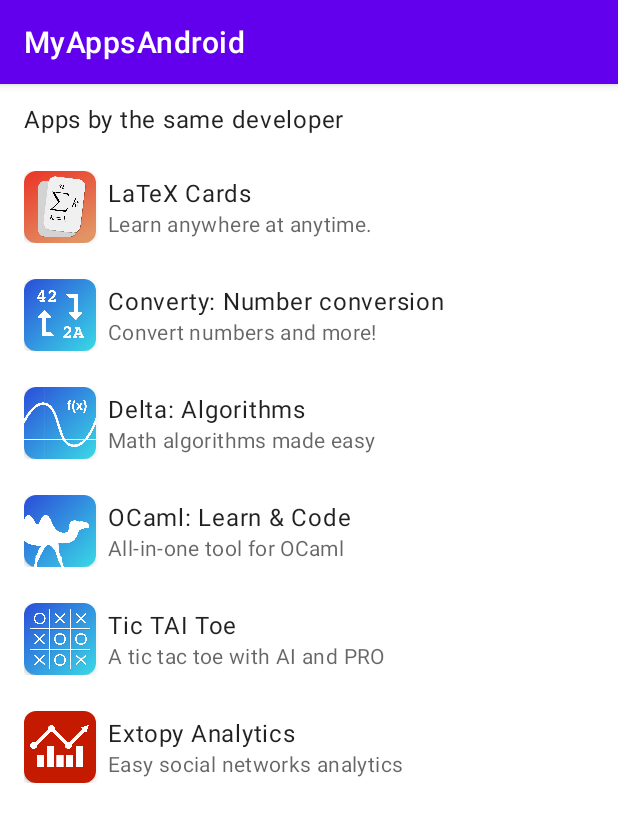
After one commit to guimauvedigital/guimauveui, an Android app: the fragment RecyclerViewFragment shown on its own in the app's theme, on a phone screen of 412 x 824 dp. The commit adds this screen. Shown: the top 822 px of the screen. Run offline under Robolectric (Android 15) with nearby library versions, the phone set to English and light mode, and no system bars.

Commit message:
Adding support for recycler views

```diff
--- a/MyAppsAndroid/build.gradle
+++ b/MyAppsAndroid/build.gradle
@@ -36,6 +36,7 @@ dependencies {
     implementation 'androidx.appcompat:appcompat:1.4.1'
     implementation 'androidx.preference:preference-ktx:1.2.0'
     implementation 'com.google.android.material:material:1.5.0'
+    implementation 'androidx.cardview:cardview:1.0.0'
     testImplementation 'junit:junit:4.13.2'
     androidTestImplementation 'androidx.test.ext:junit:1.1.3'
     androidTestImplementation 'androidx.test.espresso:espresso-core:3.4.0'
--- a/MyAppsAndroid/src/main/java/me/nathanfallet/myappsandroid/models/MyApp.kt
+++ b/MyAppsAndroid/src/main/java/me/nathanfallet/myappsandroid/models/MyApp.kt
@@ -9,6 +9,12 @@ enum class MyApp(val displayname: String, val description: Int, val icon: Int, v
         R.string.latexcards,
         R.drawable.latexcards,
         "https://play.google.com/store/apps/details?id=me.nathanfallet.latexcards"
+    ),
+    CONVERTY(
+        "Converty: Number conversion",
+        R.string.converty,
+        R.drawable.converty,
+        "https://play.google.com/store/apps/details?id=me.nathanfallet.converty"
     ),
     DELTA(
         "Delta: Algorithms",
--- /dev/null
+++ b/MyAppsAndroid/src/main/java/me/nathanfallet/myappsandroid/recyclerview/MyAppHeaderViewHolder.kt
@@ -0,0 +1,6 @@
+package me.nathanfallet.myappsandroid.recyclerview
+
+import android.view.View
+import androidx.recyclerview.widget.RecyclerView
+
+class MyAppHeaderViewHolder(itemView: View): RecyclerView.ViewHolder(itemView)
--- /dev/null
+++ b/MyAppsAndroid/src/main/java/me/nathanfallet/myappsandroid/recyclerview/MyAppItemViewHolder.kt
@@ -0,0 +1,27 @@
+package me.nathanfallet.myappsandroid.recyclerview
+
+import android.content.Intent
+import android.net.Uri
+import android.view.View
+import android.widget.ImageView
+import android.widget.TextView
+import androidx.recyclerview.widget.RecyclerView
+import me.nathanfallet.myappsandroid.R
+import me.nathanfallet.myappsandroid.models.MyApp
+
+internal class MyAppItemViewHolder(itemView: View): RecyclerView.ViewHolder(itemView) {
+
+    private val icon: ImageView = itemView.findViewById(R.id.icon)
+    private val title: TextView = itemView.findViewById(R.id.title)
+    private val summary: TextView = itemView.findViewById(R.id.summary)
+
+    fun bind(app: MyApp) {
+        icon.setImageResource(app.icon)
+        title.text = app.displayname
+        summary.setText(app.description)
+        itemView.setOnClickListener {
+            itemView.context.startActivity(Intent(Intent.ACTION_VIEW, Uri.parse(app.url)))
+        }
+    }
+
+}
--- /dev/null
+++ b/MyAppsAndroid/src/main/java/me/nathanfallet/myappsandroid/recyclerview/MyAppRecyclerViewAdapter.kt
@@ -0,0 +1,38 @@
+package me.nathanfallet.myappsandroid.recyclerview
+
+import android.view.LayoutInflater
+import android.view.ViewGroup
+import androidx.recyclerview.widget.RecyclerView
+import me.nathanfallet.myappsandroid.R
+import me.nathanfallet.myappsandroid.models.MyApp
+
+class MyAppRecyclerViewAdapter: RecyclerView.Adapter<RecyclerView.ViewHolder>() {
+
+    private val HEADER = 0
+    private val ITEM = 1
+
+    override fun onCreateViewHolder(parent: ViewGroup, viewType: Int): RecyclerView.ViewHolder {
+        return if (viewType == HEADER) {
+            val root = LayoutInflater.from(parent.context).inflate(R.layout.myapp_header, parent, false)
+            MyAppHeaderViewHolder(root)
+        } else {
+            val root = LayoutInflater.from(parent.context).inflate(R.layout.myapp_item, parent, false)
+            MyAppItemViewHolder(root)
+        }
+    }
+
+    override fun onBindViewHolder(holder: RecyclerView.ViewHolder, position: Int) {
+        if (holder is MyAppItemViewHolder) {
+            holder.bind(MyApp.values()[position - 1])
+        }
+    }
+
+    override fun getItemCount(): Int {
+        return MyApp.values().size + 1
+    }
+
+    override fun getItemViewType(position: Int): Int {
+        return if (position == 0) HEADER else ITEM
+    }
+
+}
--- /dev/null
+++ b/MyAppsAndroid/src/main/res/layout/myapp_header.xml
@@ -0,0 +1,17 @@
+<?xml version="1.0" encoding="utf-8"?>
+<LinearLayout xmlns:android="http://schemas.android.com/apk/res/android"
+    android:layout_width="match_parent"
+    android:layout_height="wrap_content"
+    android:orientation="vertical"
+    android:layout_marginHorizontal="16dp"
+    android:layout_marginVertical="12dp">
+
+    <TextView
+        android:id="@+id/title"
+        android:layout_width="wrap_content"
+        android:layout_height="wrap_content"
+        android:textAppearance="?attr/textAppearanceBody1"
+        android:textColor="?android:attr/textColorPrimary"
+        android:text="@string/header" />
+
+</LinearLayout>
--- /dev/null
+++ b/MyAppsAndroid/src/main/res/layout/myapp_item.xml
@@ -0,0 +1,48 @@
+<?xml version="1.0" encoding="utf-8"?>
+<LinearLayout xmlns:android="http://schemas.android.com/apk/res/android"
+    xmlns:app="http://schemas.android.com/apk/res-auto"
+    android:layout_width="match_parent"
+    android:layout_height="wrap_content"
+    android:gravity="center_vertical"
+    android:orientation="horizontal"
+    android:layout_marginHorizontal="16dp"
+    android:layout_marginVertical="12dp">
+
+    <androidx.cardview.widget.CardView
+        android:layout_width="wrap_content"
+        android:layout_height="wrap_content"
+        android:elevation="0dp"
+        app:cardCornerRadius="8dp">
+
+        <ImageView
+            android:id="@+id/icon"
+            android:layout_width="48dp"
+            android:layout_height="48dp" />
+
+    </androidx.cardview.widget.CardView>
+
+    <LinearLayout
+        android:layout_width="wrap_content"
+        android:layout_height="wrap_content"
+        android:layout_marginStart="8dp"
+        android:orientation="vertical">
+
+        <TextView android:id="@+id/title"
+            android:layout_width="wrap_content"
+            android:layout_height="wrap_content"
+            android:singleLine="true"
+            android:textAppearance="?attr/textAppearanceBody1"
+            android:textColor="?android:attr/textColorPrimary"
+            android:ellipsize="marquee"
+            android:fadingEdge="horizontal" />
+
+        <TextView android:id="@+id/summary"
+            android:layout_width="wrap_content"
+            android:layout_height="wrap_content"
+            android:textAppearance="?attr/textAppearanceBody2"
+            android:textColor="?android:attr/textColorSecondary"
+            android:maxLines="4" />
+
+    </LinearLayout>
+
+</LinearLayout>
--- a/MyAppsAndroid/src/main/res/values/strings.xml
+++ b/MyAppsAndroid/src/main/res/values/strings.xml
@@ -2,6 +2,7 @@
 <resources>
     <string name="header">Apps by the same developer</string>
     <string name="latexcards">Learn anywhere at anytime.</string>
+    <string name="converty">Convert numbers and more!</string>
     <string name="delta">Math algorithms made easy</string>
     <string name="ocaml">All-in-one tool for OCaml</string>
     <string name="tictaitoe">A tic tac toe with AI and PRO</string>
--- a/app/build.gradle
+++ b/app/build.gradle
@@ -10,8 +10,8 @@ android {
         applicationId "me.nathanfallet.myappsandroidsample"
         minSdk 21
         targetSdk 31
-        versionCode 1
-        versionName "1.0"
+        versionCode 2
+        versionName "1.1"
 
         testInstrumentationRunner "androidx.test.runner.AndroidJUnitRunner"
     }
@@ -39,11 +39,12 @@ dependencies {
 
     implementation 'androidx.core:core-ktx:1.7.0'
     implementation 'androidx.appcompat:appcompat:1.4.1'
+    implementation 'androidx.cardview:cardview:1.0.0'
     implementation 'com.google.android.material:material:1.5.0'
     implementation 'androidx.constraintlayout:constraintlayout:2.1.3'
-    implementation 'androidx.lifecycle:lifecycle-livedata-ktx:2.4.0'
-    implementation 'androidx.lifecycle:lifecycle-viewmodel-ktx:2.4.0'
-    implementation 'androidx.preference:preference:1.2.0'
+    implementation 'androidx.lifecycle:lifecycle-livedata-ktx:2.4.1'
+    implementation 'androidx.lifecycle:lifecycle-viewmodel-ktx:2.4.1'
+    implementation 'androidx.preference:preference-ktx:1.2.0'
     testImplementation 'junit:junit:4.13.2'
     androidTestImplementation 'androidx.test.ext:junit:1.1.3'
     androidTestImplementation 'androidx.test.espresso:espresso-core:3.4.0'
--- /dev/null
+++ b/app/src/main/java/me/nathanfallet/myappsandroidsample/RecyclerViewFragment.kt
@@ -0,0 +1,25 @@
+package me.nathanfallet.myappsandroidsample
+
+import android.os.Bundle
+import android.view.LayoutInflater
+import android.view.View
+import android.view.ViewGroup
+import androidx.fragment.app.Fragment
+import androidx.recyclerview.widget.LinearLayoutManager
+import androidx.recyclerview.widget.RecyclerView
+import me.nathanfallet.myappsandroid.recyclerview.MyAppRecyclerViewAdapter
+
+class RecyclerViewFragment: Fragment() {
+
+    override fun onCreateView(
+        inflater: LayoutInflater,
+        container: ViewGroup?,
+        savedInstanceState: Bundle?
+    ): View {
+        val recyclerView = RecyclerView(requireContext())
+        recyclerView.layoutManager = LinearLayoutManager(requireContext())
+        recyclerView.adapter = MyAppRecyclerViewAdapter()
+        return recyclerView
+    }
+
+}
--- a/app/src/main/java/me/nathanfallet/myappsandroidsample/SectionsPagerAdapter.kt
+++ b/app/src/main/java/me/nathanfallet/myappsandroidsample/SectionsPagerAdapter.kt
@@ -20,7 +20,7 @@ class SectionsPagerAdapter(private val context: Context, fm: FragmentManager) :
     override fun getItem(position: Int): Fragment {
         // getItem is called to instantiate the fragment for the given page.
         // Return a PlaceholderFragment (defined as a static inner class below).
-        return SettingsFragment()
+        return if (position == 0) SettingsFragment() else RecyclerViewFragment()
     }
 
     override fun getPageTitle(position: Int): CharSequence? {
--- a/app/src/main/java/me/nathanfallet/myappsandroidsample/SettingsFragment.kt
+++ b/app/src/main/java/me/nathanfallet/myappsandroidsample/SettingsFragment.kt
@@ -9,6 +9,6 @@ class SettingsFragment : PreferenceFragmentCompat() {
     override fun onCreatePreferences(savedInstanceState: Bundle?, rootKey: String?) {
         setPreferencesFromResource(R.xml.root_preferences, rootKey)
 
-        MyAppPreferences().addPreferences(preferenceScreen, requireActivity())
+        MyAppPreferences().addPreferences(preferenceScreen)
     }
 }
--- a/app/src/main/res/values/strings.xml
+++ b/app/src/main/res/values/strings.xml
@@ -1,6 +1,6 @@
 <resources>
     <string name="app_name">MyAppsAndroid</string>
-    <string name="title_activity_main">MainActivity</string>
+    <string name="title_activity_main">MyAppsAndroid</string>
     <string name="tab_text_1">Preference screen</string>
-    <string name="tab_text_2">Tab 2</string>
+    <string name="tab_text_2">Recycler view</string>
 </resources>
--- a/build.gradle
+++ b/build.gradle
@@ -5,7 +5,7 @@ buildscript {
         mavenCentral()
     }
     dependencies {
-        classpath 'com.android.tools.build:gradle:7.1.0'
+        classpath 'com.android.tools.build:gradle:7.1.1'
         classpath "org.jetbrains.kotlin:kotlin-gradle-plugin:1.6.10"
 
         // Maven publishing plugin
```
Also changed, not shown: MyAppsAndroid/src/main/res/drawable/converty.png (added), 2 other files.
